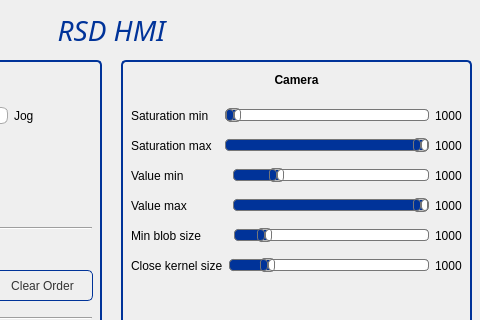
First picture: the form in RC_HMI/src/HMIWidget.ui, repository rsbGroup1/rc_rsd, before the edit; both pictures show x 259 to 739 and y 0 to 320 of the 739 by 791 pixel window.
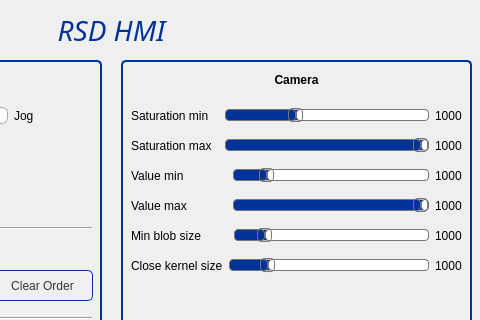
Second picture: the form after the edit.

What changed in the file:
```diff
--- a/RC_HMI/src/HMIWidget.ui
+++ b/RC_HMI/src/HMIWidget.ui
@@ -149,12 +149,15 @@
 border-radius: 4px;
 }</string>
        </property>
-       <property name="maximum">
-        <number>255</number>
-       </property>
-       <property name="value">
+       <property name="minimum">
         <number>0</number>
        </property>
+       <property name="maximum">
+        <number>255</number>
+       </property>
+       <property name="value">
+        <number>85</number>
+       </property>
        <property name="orientation">
         <enum>Qt::Horizontal</enum>
        </property>
@@ -347,7 +350,7 @@
         <number>255</number>
        </property>
        <property name="value">
-        <number>50</number>
+        <number>35</number>
        </property>
        <property name="orientation">
         <enum>Qt::Horizontal</enum>
```
